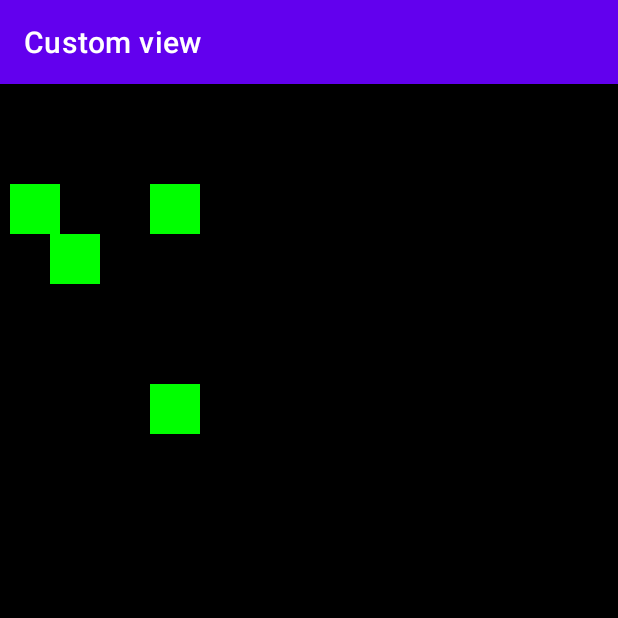
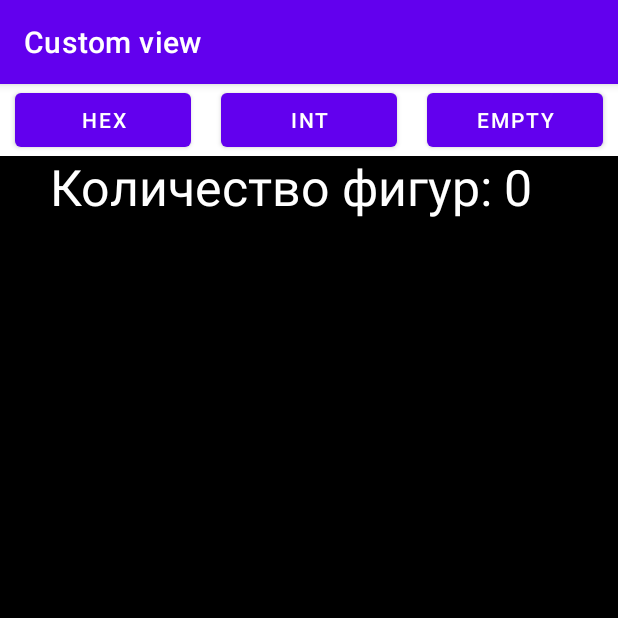
Before and after one commit to ilhan76/simple_custom_view, an Android app: the screen it shows after launch (MainActivity), on a phone screen of 412 x 824 dp, the top half of it. Run offline under Robolectric (Android 15) with nearby library versions, the phone set to English and light mode, and no system bars.

Commit message:
Закончена реализация кастомной view.

```diff
--- a/app/src/main/java/com/kudashov/customview/MainActivity.kt
+++ b/app/src/main/java/com/kudashov/customview/MainActivity.kt
@@ -1,11 +1,37 @@
 package com.kudashov.customview
 
+import android.graphics.Color
 import androidx.appcompat.app.AppCompatActivity
 import android.os.Bundle
+import android.widget.Button
 
 class MainActivity : AppCompatActivity() {
     override fun onCreate(savedInstanceState: Bundle?) {
         super.onCreate(savedInstanceState)
         setContentView(R.layout.activity_main)
+
+        val customView = findViewById<SimpleCustomView>(R.id.custom_view)
+
+        findViewById<Button>(R.id.btn_hex).setOnClickListener {
+            customView.setFiguresColors(
+                listOf(
+                    "#e22b7a",
+                    "#2babe2",
+                    "#a9cc1f"
+                )
+            )
+        }
+        findViewById<Button>(R.id.btn_int).setOnClickListener {
+            customView.setFiguresColors(
+                listOf(
+                    Color.YELLOW,
+                    Color.RED,
+                    Color.CYAN
+                )
+            )
+        }
+        findViewById<Button>(R.id.btn_empty).setOnClickListener {
+            customView.setFiguresColors(listOf<String>())
+        }
     }
 }
--- a/app/src/main/java/com/kudashov/customview/SimpleCustomView.kt
+++ b/app/src/main/java/com/kudashov/customview/SimpleCustomView.kt
@@ -8,6 +8,8 @@ import android.view.MotionEvent
 import android.view.View
 import android.widget.Toast
 import androidx.annotation.ColorInt
+import kotlin.math.max
+import kotlin.random.Random
 
 class SimpleCustomView @JvmOverloads constructor(
     context: Context,
@@ -16,18 +18,33 @@ class SimpleCustomView @JvmOverloads constructor(
 ) : View(context, attr, defStyleAttr) {
 
     @ColorInt
-    private val listColors: MutableList<Int> = listOf(Color.GREEN) as MutableList<Int>
+    private var listColors: List<Int> = listOf(
+        Color.GREEN,
+        Color.RED,
+        Color.YELLOW
+    ) as MutableList<Int>
+
+    @ColorInt
+    private val defaultFigureColor: Int = Color.GREEN
 
     @ColorInt
     private var bgColor: Int = Color.WHITE
 
     private val bgPaint = Paint(Paint.ANTI_ALIAS_FLAG)
     private val figurePaint = Paint(Paint.ANTI_ALIAS_FLAG)
-    private val bitmapPaint = Paint(Paint.ANTI_ALIAS_FLAG)
+    private val textPaint = Paint(Paint.ANTI_ALIAS_FLAG)
 
     private val viewRect = Rect()
     private lateinit var resBitmap: Bitmap
+
     private val listFigures: MutableList<Bitmap> = ArrayList()
+    private val listFigureType: List<FigureType> = listOf(
+        FigureType.CIRCLE, FigureType.RECT, FigureType.ROUND_RECT
+    )
+
+    private enum class FigureType {
+        CIRCLE, RECT, ROUND_RECT
+    }
 
     init {
         if (attr != null) {
@@ -39,6 +56,19 @@ class SimpleCustomView @JvmOverloads constructor(
             typedArray.recycle()
         }
         setup()
+    }
+
+    @JvmName("setFiguresColorsInt")
+    fun setFiguresColors(list: List<Int>) {
+        listColors = list
+    }
+
+    @JvmName("setFiguresColorsHex")
+    fun setFiguresColors(list: List<String>) {
+        listColors = list.map {
+            Log.d("TAG", "setFiguresColors: ${Color.parseColor(it)}")
+            Color.parseColor(it)
+        }
     }
 
     override fun onSizeChanged(w: Int, h: Int, oldw: Int, oldh: Int) {
@@ -60,18 +90,15 @@ class SimpleCustomView @JvmOverloads constructor(
 
     override fun onTouchEvent(event: MotionEvent?): Boolean {
         if (event != null) {
-            when (event.action){
-                MotionEvent.ACTION_DOWN ->{
-                    val x = event.x
-                    val y = event.y
-
-                    listFigures.add(createFigureBitmap(x, y))
-                    prepareBitmaps(viewRect.right, viewRect.bottom)
-
-                    Toast.makeText(context, "$x ||| $y", Toast.LENGTH_SHORT).show()
-                }
+            if (listFigures.size < 10) {
+                listFigures.add(createRandomFigure(event.x, event.y))
+            } else {
+                listFigures.clear()
+                Toast.makeText(context, "Game over", Toast.LENGTH_SHORT).show()
             }
         }
+        prepareBitmaps(viewRect.right, viewRect.bottom)
+        invalidate()
         return false
     }
 
@@ -81,11 +108,13 @@ class SimpleCustomView @JvmOverloads constructor(
             style = Paint.Style.FILL
         }
         with(figurePaint) {
-            color = Color.GREEN
+            color = defaultFigureColor
             style = Paint.Style.FILL
         }
-        with(bitmapPaint) {
-            xfermode = PorterDuffXfermode(PorterDuff.Mode.DST_OVER)
+        with(textPaint) {
+            color = Color.WHITE
+            style = Paint.Style.FILL
+            textSize = 50f
         }
     }
 
@@ -100,15 +129,16 @@ class SimpleCustomView @JvmOverloads constructor(
             null
         )
 
-        canvas.drawBitmap(createFigureBitmap(10f, 100f), viewRect, viewRect, null)
-        canvas.drawBitmap(createFigureBitmap(50f, 150f), viewRect, viewRect, null)
-        canvas.drawBitmap(createFigureBitmap(150f, 100f), viewRect, viewRect, null)
-        canvas.drawBitmap(createFigureBitmap(150f, 300f), viewRect, viewRect, null)
-
-        Log.d("TAG", "prepareBitmaps: $listFigures")
         for (bm in listFigures) {
             canvas.drawBitmap(bm, viewRect, viewRect, null)
         }
+
+        canvas.drawBitmap(
+            prepareTextBitmap(w, h),
+            0f,
+            0f,
+            null
+        )
 
         resBitmap = bitmap.copy(Bitmap.Config.ARGB_8888, true)
     }
@@ -122,10 +152,48 @@ class SimpleCustomView @JvmOverloads constructor(
         return bitmap.copy(Bitmap.Config.ARGB_8888, true)
     }
 
-    private fun createFigureBitmap(x: Float, y: Float): Bitmap {
+    private fun prepareTextBitmap(w: Int, h: Int): Bitmap {
+        val bitmap = Bitmap.createBitmap(w, h, Bitmap.Config.ARGB_8888)
+        val canvas = Canvas(bitmap)
+
+        canvas.drawText("Количество фигур: ${listFigures.size}", 50f, 50f, textPaint)
+
+        return bitmap.copy(Bitmap.Config.ARGB_8888, true)
+    }
+
+    private fun createRandomFigure(x: Float, y: Float): Bitmap {
         val figureBitmap = Bitmap.createBitmap(width, height, Bitmap.Config.ARGB_8888)
         val figureCanvas = Canvas(figureBitmap)
-        figureCanvas.drawRect(x, y, x + 50f, y + 50f, figurePaint)
+        if (listColors.size != 0) {
+            figurePaint.color = listColors.random()
+        } else {
+            figurePaint.color = defaultFigureColor
+        }
+
+        val width = (20..100).random().toFloat()
+        val height = (20..100).random().toFloat()
+
+        when (listFigureType.random()) {
+            FigureType.CIRCLE -> figureCanvas.drawCircle(x, y, max(width, height), figurePaint)
+            FigureType.RECT -> figureCanvas.drawRect(
+                x - width / 2,
+                y - height / 2,
+                x + width / 2,
+                y + height / 2,
+                figurePaint
+            )
+            FigureType.ROUND_RECT -> figureCanvas.drawRoundRect(
+                RectF(
+                    x - width / 2,
+                    y - height / 2,
+                    x + width / 2,
+                    y + height / 2
+                ),
+                10f,
+                10f,
+                figurePaint
+            )
+        }
 
         return figureBitmap.copy(Bitmap.Config.ARGB_8888, true)
     }
--- a/app/src/main/res/layout/activity_main.xml
+++ b/app/src/main/res/layout/activity_main.xml
@@ -1,14 +1,46 @@
 <?xml version="1.0" encoding="utf-8"?>
-<FrameLayout xmlns:android="http://schemas.android.com/apk/res/android"
+<LinearLayout xmlns:android="http://schemas.android.com/apk/res/android"
     xmlns:app="http://schemas.android.com/apk/res-auto"
     xmlns:tools="http://schemas.android.com/tools"
     android:layout_width="match_parent"
     android:layout_height="match_parent"
+    android:orientation="vertical"
     tools:context=".MainActivity">
 
+    <LinearLayout
+        android:layout_width="match_parent"
+        android:layout_height="wrap_content"
+        android:orientation="horizontal">
+
+        <Button
+            android:id="@+id/btn_hex"
+            android:layout_width="wrap_content"
+            android:layout_weight="1"
+            android:layout_height="wrap_content"
+            android:layout_marginHorizontal="10dp"
+            android:text="HEX" />
+
+        <Button
+            android:id="@+id/btn_int"
+            android:layout_width="wrap_content"
+            android:layout_height="wrap_content"
+            android:layout_weight="1"
+            android:layout_marginHorizontal="10dp"
+            android:text="INT" />
+
+        <Button
+            android:id="@+id/btn_empty"
+            android:layout_width="wrap_content"
+            android:layout_height="wrap_content"
+            android:layout_weight="1"
+            android:layout_marginHorizontal="10dp"
+            android:text="EMPTY" />
+    </LinearLayout>
+
     <com.kudashov.customview.SimpleCustomView
+        android:id="@+id/custom_view"
         android:layout_width="match_parent"
-        app:scv_background_color="@color/black"
-        android:layout_height="match_parent"/>
+        android:layout_height="match_parent"
+        app:scv_background_color="@color/black" />
 
-</FrameLayout>
+</LinearLayout>
```
